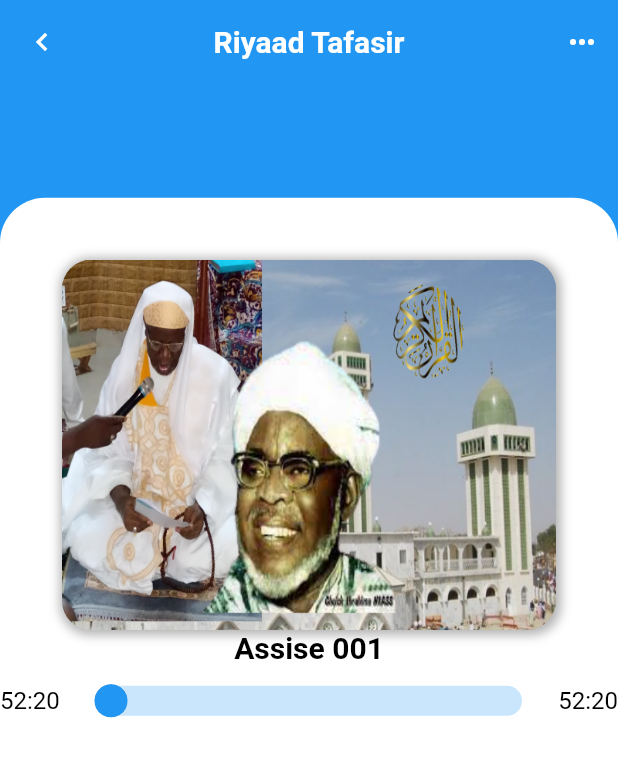
After one commit to traore84/tafsir_app, a Flutter app: the screen it shows after launch, on a phone screen of 412 x 824 dp. The commit adds this screen. Shown: the top 757 px of the screen. Run offline on Flutter 3.47's test engine with Material 2 defaults, Android fonts, the light colour scheme and no system bars; our stand-ins replace cloud_firestore, firebase_core, get, google_fonts; accounts and stored records are empty.

Commit message:
creation de baner image et slider
fin de creation de baner image et slider

```diff
--- a/lib/constants/text_constant.dart
+++ b/lib/constants/text_constant.dart
@@ -1 +1,2 @@
 const String titre = "Riyaad Tafasir de Cheikh Ibrahim NIASS";
+const String playerAppBarText = "Riyaad Tafasir";
--- /dev/null
+++ b/lib/controllers/player_controller.dart
@@ -0,0 +1,5 @@
+import 'package:get/get.dart';
+
+class PlayerController extends GetxController {
+  var sliderValue = 0.0.obs;
+}
--- a/lib/main.dart
+++ b/lib/main.dart
@@ -3,6 +3,7 @@ import 'package:flutter/material.dart';
 import 'package:get/get.dart';
 
 import 'package:tafsir_app/screens/home_screen.dart';
+import 'package:tafsir_app/screens/player_screen.dart';
 import 'package:tafsir_app/styles/theme_style.dart';
 
 void main() {
@@ -52,7 +53,7 @@ class _AppState extends State<App> {
 
         // Once complete, show your application
         if (snapshot.connectionState == ConnectionState.done) {
-          return HomeScreen();
+          return PlayerScreen(); //HomeScreen();
         }
 
         // Otherwise, show something whilst waiting for initialization to complete
--- a/lib/screens/home_screen.dart
+++ b/lib/screens/home_screen.dart
@@ -7,6 +7,7 @@ import 'package:tafsir_app/controllers/home_controllers.dart';
 import 'package:tafsir_app/data/tafsir_class.dart';
 import 'package:tafsir_app/styles/color_style.dart';
 import 'package:tafsir_app/styles/style.dart';
+import 'package:tafsir_app/widgets/image_widget.dart';
 
 class HomeScreen extends StatelessWidget {
   HomeScreen({Key? key}) : super(key: key);
@@ -50,26 +51,7 @@ class HomeScreen extends StatelessWidget {
     );
   }
 
-  Widget banerImage() {
-    return Container(
-      height: Get.height * .3,
-      width: Get.width * .8,
-      decoration: BoxDecoration(
-          image: DecorationImage(
-            image: AssetImage('assets/images/image.png'),
-            fit: BoxFit.fill,
-          ),
-          borderRadius: BorderRadius.circular(20),
-          boxShadow: [
-            BoxShadow(
-              color: Colors.black.withOpacity(.3),
-              blurRadius: 5,
-              spreadRadius: 2,
-              offset: Offset(1, 1),
-            )
-          ]),
-    );
-  }
+
 
   Widget playlistBody(List<Tafsir> listTafsir) {
     return Expanded(
--- /dev/null
+++ b/lib/screens/player_screen.dart
@@ -0,0 +1,142 @@
+import 'package:flutter/material.dart';
+import 'package:get/get.dart';
+import 'package:tafsir_app/constants/text_constant.dart';
+import 'package:tafsir_app/controllers/player_controller.dart';
+import 'package:tafsir_app/styles/color_style.dart';
+import 'package:tafsir_app/styles/style.dart';
+import 'package:tafsir_app/widgets/image_widget.dart';
+
+class PlayerScreen extends StatelessWidget {
+  PlayerScreen({Key? key}) : super(key: key);
+  final playerController = Get.put(PlayerController());
+
+  @override
+  Widget build(BuildContext context) {
+    return Scaffold(
+      extendBodyBehindAppBar: true,
+      appBar: AppBar(
+        leading: IconButton(
+          icon: Icon(
+            Icons.keyboard_arrow_left,
+            color: Colors.white,
+          ),
+          onPressed: null,
+        ),
+        elevation: 0,
+        backgroundColor: Colors.transparent,
+        title: Text(
+          playerAppBarText,
+          style: playerAppBarTextStyle,
+        ),
+        centerTitle: true,
+        actions: [
+          IconButton(
+            onPressed: null,
+            icon: Icon(
+              Icons.more_horiz,
+              color: Colors.white,
+            ),
+          ),
+        ],
+      ),
+      body: Obx(
+        () => Stack(
+          children: [
+            Positioned(
+              left: 0,
+              right: 0,
+              height: Get.height * .2,
+              child: Container(
+                color: primaryColor,
+              ),
+            ),
+            Positioned(
+              right: 0,
+              left: 0,
+              top: Get.height * .16,
+              height: Get.height - Get.height * .16,
+              child: Container(
+                decoration: BoxDecoration(
+                  color: Colors.white,
+                  borderRadius: BorderRadius.only(
+                    topLeft: Radius.circular(30),
+                    topRight: Radius.circular(30),
+                  ),
+                ),
+                child: playerBody(),
+              ),
+            ),
+          ],
+        ),
+      ),
+    );
+  }
+
+  Widget playerBody() {
+    return Column(
+      children: [
+        Expanded(
+          child: Column(
+            children: [
+              SizedBox(
+                height: Get.height * .05,
+              ),
+              banerImage(),
+              Container(
+                child: Text(
+                  'Assise 001',
+                  style: playerBodyTextStyle,
+                ),
+              ),
+              slider()
+            ],
+          ),
+        ),
+      ],
+    );
+  }
+
+  Widget slider() {
+    double value = playerController.sliderValue.value;
+    return Container(
+      width: Get.width,
+      child: SliderTheme(
+        data: SliderThemeData(
+          trackHeight: 20,
+          thumbShape: RoundSliderThumbShape(
+              elevation: 0, disabledThumbRadius: 11, enabledThumbRadius: 11),
+        ),
+        child: Row(
+          mainAxisAlignment: MainAxisAlignment.spaceBetween,
+          children: [
+            Container(
+              child: Text(
+                '52:20',
+                style: TextStyle(color: Colors.black, fontSize: 16),
+              ),
+            ),
+            Container(
+              width: Get.width - 80,
+              child: Obx(
+                () => Slider(
+                    activeColor: primaryColor,
+                    max: 100,
+                    min: 0,
+                    value: playerController.sliderValue.value,
+                    onChanged: (val) {
+                      playerController.sliderValue.value = val;
+                    }),
+              ),
+            ),
+            Container(
+              child: Text(
+                '52:20',
+                style: TextStyle(color: Colors.black, fontSize: 16),
+              ),
+            ),
+          ],
+        ),
+      ),
+    );
+  }
+}
--- a/lib/styles/style.dart
+++ b/lib/styles/style.dart
@@ -21,3 +21,16 @@ final bottomBarTextStyle = GoogleFonts.roboto(
   fontWeight: FontWeight.bold,
   fontSize: isSmallScreen(Get.width)? 15:18
 );
+
+
+final playerAppBarTextStyle = GoogleFonts.roboto(
+  color: Colors.white,
+  fontWeight: FontWeight.bold,
+  fontSize: isSmallScreen(Get.width)? 20:24
+);
+
+final playerBodyTextStyle = GoogleFonts.roboto(
+  color: Colors.black,
+  fontWeight: FontWeight.bold,
+  fontSize: isSmallScreen(Get.width)? 20:24
+);
--- /dev/null
+++ b/lib/widgets/image_widget.dart
@@ -0,0 +1,23 @@
+import 'package:flutter/material.dart';
+import 'package:get/get.dart';
+
+Widget banerImage() {
+    return Container(
+      height: Get.height * .3,
+      width: Get.width * .8,
+      decoration: BoxDecoration(
+          image: DecorationImage(
+            image: AssetImage('assets/images/image.png'),
+            fit: BoxFit.fill,
+          ),
+          borderRadius: BorderRadius.circular(20),
+          boxShadow: [
+            BoxShadow(
+              color: Colors.black.withOpacity(.3),
+              blurRadius: 5,
+              spreadRadius: 2,
+              offset: Offset(1, 1),
+            )
+          ]),
+    );
+  }
```
